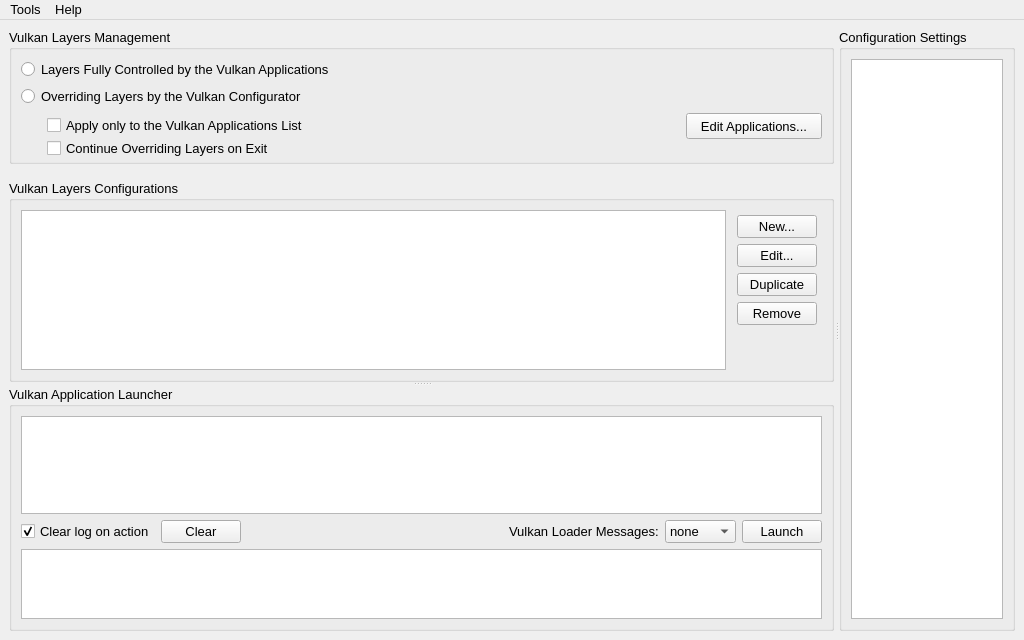
First picture: the form in vkconfig/mainwindow.ui, repository LunarG/VulkanTools, before the edit.
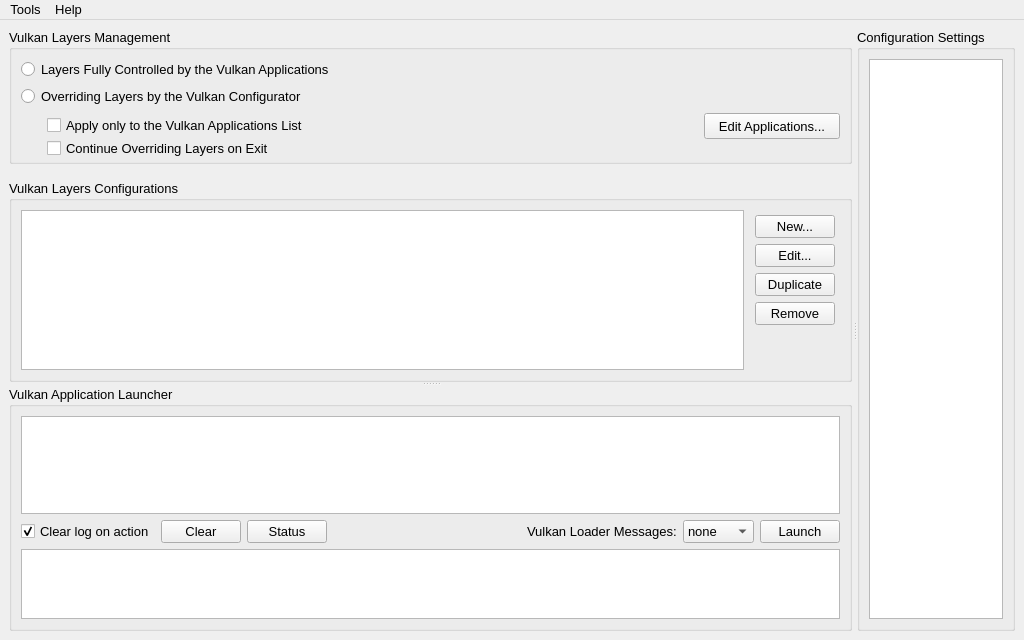
Second picture: the form after the edit.

What changed in the file:
```diff
--- a/vkconfig/mainwindow.ui
+++ b/vkconfig/mainwindow.ui
@@ -429,85 +429,6 @@
            </property>
           </widget>
          </item>
-         <item row="1" column="4">
-          <widget class="QComboBox" name="launcher_loader_debug">
-           <property name="sizePolicy">
-            <sizepolicy hsizetype="Minimum" vsizetype="Fixed">
-             <horstretch>0</horstretch>
-             <verstretch>0</verstretch>
-            </sizepolicy>
-           </property>
-           <property name="toolTip">
-            <string>&lt;html&gt;&lt;head/&gt;&lt;body&gt;&lt;p&gt;Vulkan loader debug messages level used by the VK_LOADER_DEBUG environment variable on launch. &lt;br/&gt;&lt;br/&gt;Levels are:&lt;br/&gt;- error&lt;br/&gt;- warn (warnings)&lt;br/&gt;- info (information)&lt;br/&gt;- debug&lt;br/&gt;- layer (layer information)&lt;br/&gt;- implem (implementation/icd information)&lt;br/&gt;- all (report out all messages)&lt;/p&gt;&lt;/body&gt;&lt;/html&gt;</string>
-           </property>
-           <item>
-            <property name="text">
-             <string>none</string>
-            </property>
-           </item>
-           <item>
-            <property name="text">
-             <string extracomment="Only Errors">error</string>
-            </property>
-           </item>
-           <item>
-            <property name="text">
-             <string>warn</string>
-            </property>
-           </item>
-           <item>
-            <property name="text">
-             <string>info</string>
-            </property>
-           </item>
-           <item>
-            <property name="text">
-             <string>debug</string>
-            </property>
-           </item>
-           <item>
-            <property name="text">
-             <string>layer</string>
-            </property>
-           </item>
-           <item>
-            <property name="text">
-             <string>implem</string>
-            </property>
-           </item>
-           <item>
-            <property name="text">
-             <string>all</string>
-            </property>
-           </item>
-          </widget>
-         </item>
-         <item row="1" column="2">
-          <spacer name="horizontalSpacer">
-           <property name="orientation">
-            <enum>Qt::Horizontal</enum>
-           </property>
-           <property name="sizeHint" stdset="0">
-            <size>
-             <width>40</width>
-             <height>20</height>
-            </size>
-           </property>
-          </spacer>
-         </item>
-         <item row="1" column="5">
-          <widget class="QPushButton" name="push_button_launcher">
-           <property name="font">
-            <font>
-             <family>Arial</family>
-             <pointsize>10</pointsize>
-            </font>
-           </property>
-           <property name="text">
-            <string>Launch</string>
-           </property>
-          </widget>
-         </item>
          <item row="1" column="1">
           <widget class="QPushButton" name="push_button_clear_log">
            <property name="font">
@@ -521,7 +442,7 @@
            </property>
           </widget>
          </item>
-         <item row="0" column="0" colspan="6">
+         <item row="0" column="0" colspan="7">
           <widget class="QTreeWidget" name="launcher_tree">
            <property name="sizePolicy">
             <sizepolicy hsizetype="Expanding" vsizetype="Expanding">
@@ -582,14 +503,20 @@
            </column>
           </widget>
          </item>
-         <item row="1" column="3">
-          <widget class="QLabel" name="label_5">
+         <item row="1" column="6">
+          <widget class="QPushButton" name="push_button_launcher">
+           <property name="font">
+            <font>
+             <family>Arial</family>
+             <pointsize>10</pointsize>
+            </font>
+           </property>
            <property name="text">
-            <string>Vulkan Loader Messages:</string>
+            <string>Launch</string>
            </property>
           </widget>
          </item>
-         <item row="2" column="0" colspan="6">
+         <item row="2" column="0" colspan="7">
           <widget class="QPlainTextEdit" name="log_browser">
            <property name="font">
             <font>
@@ -602,6 +529,86 @@
            </property>
           </widget>
          </item>
+         <item row="1" column="4">
+          <widget class="QLabel" name="label_5">
+           <property name="text">
+            <string>Vulkan Loader Messages:</string>
+           </property>
+          </widget>
+         </item>
+         <item row="1" column="3">
+          <spacer name="horizontalSpacer">
+           <property name="orientation">
+            <enum>Qt::Horizontal</enum>
+           </property>
+           <property name="sizeHint" stdset="0">
+            <size>
+             <width>40</width>
+             <height>20</height>
+            </size>
+           </property>
+          </spacer>
+         </item>
+         <item row="1" column="5">
+          <widget class="QComboBox" name="launcher_loader_debug">
+           <property name="sizePolicy">
+            <sizepolicy hsizetype="Minimum" vsizetype="Fixed">
+             <horstretch>0</horstretch>
+             <verstretch>0</verstretch>
+            </sizepolicy>
+           </property>
+           <property name="toolTip">
+            <string>&lt;html&gt;&lt;head/&gt;&lt;body&gt;&lt;p&gt;Vulkan loader debug messages level used by the VK_LOADER_DEBUG environment variable on launch. &lt;br/&gt;&lt;br/&gt;Levels are:&lt;br/&gt;- error&lt;br/&gt;- warn (warnings)&lt;br/&gt;- info (information)&lt;br/&gt;- debug&lt;br/&gt;- layer (layer information)&lt;br/&gt;- implem (implementation/icd information)&lt;br/&gt;- all (report out all messages)&lt;/p&gt;&lt;/body&gt;&lt;/html&gt;</string>
+           </property>
+           <item>
+            <property name="text">
+             <string>none</string>
+            </property>
+           </item>
+           <item>
+            <property name="text">
+             <string extracomment="Only Errors">error</string>
+            </property>
+           </item>
+           <item>
+            <property name="text">
+             <string>warn</string>
+            </property>
+           </item>
+           <item>
+            <property name="text">
+             <string>info</string>
+            </property>
+           </item>
+           <item>
+            <property name="text">
+             <string>debug</string>
+            </property>
+           </item>
+           <item>
+            <property name="text">
+             <string>layer</string>
+            </property>
+           </item>
+           <item>
+            <property name="text">
+             <string>implem</string>
+            </property>
+           </item>
+           <item>
+            <property name="text">
+             <string>all</string>
+            </property>
+           </item>
+          </widget>
+         </item>
+         <item row="1" column="2">
+          <widget class="QPushButton" name="push_button_status">
+           <property name="text">
+            <string>Status</string>
+           </property>
+          </widget>
+         </item>
         </layout>
        </widget>
       </widget>
```
